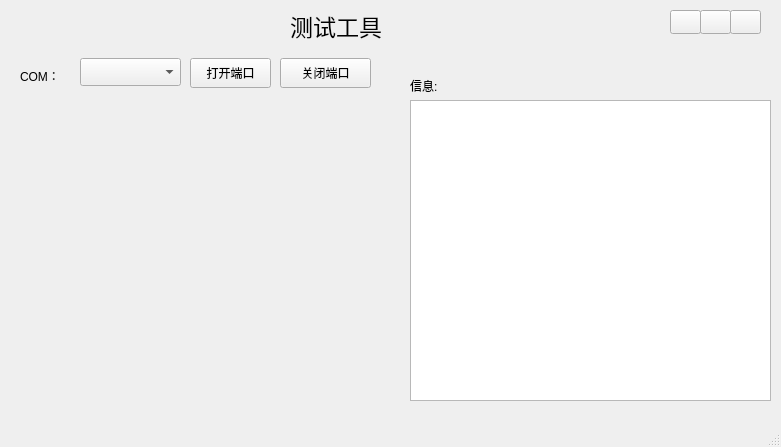
Cindy723/QT-, file mainwindow.ui: the form before one commit.
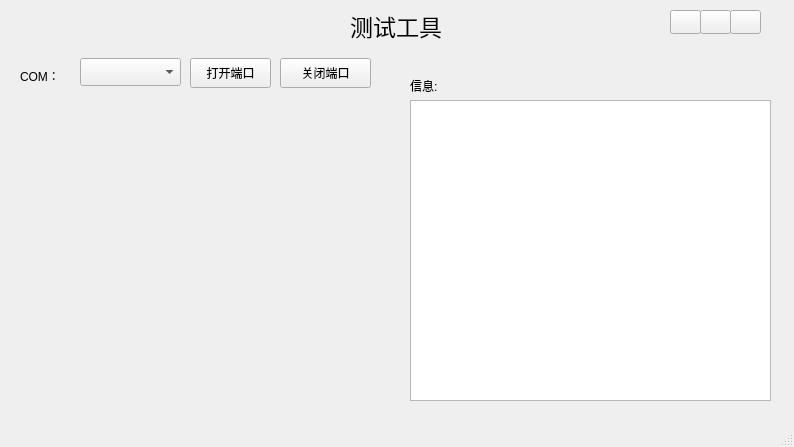
The form after the commit.

```diff
--- a/mainwindow.ui
+++ b/mainwindow.ui
@@ -6,7 +6,7 @@
    <rect>
     <x>0</x>
     <y>0</y>
-    <width>781</width>
+    <width>794</width>
     <height>447</height>
    </rect>
   </property>
@@ -17,7 +17,7 @@
    <widget class="QLabel" name="label_11">
     <property name="geometry">
      <rect>
-      <x>290</x>
+      <x>350</x>
       <y>10</y>
       <width>101</width>
       <height>31</height>
```
Left out of the diff: 4 changed lines with no effect on the pictures.
